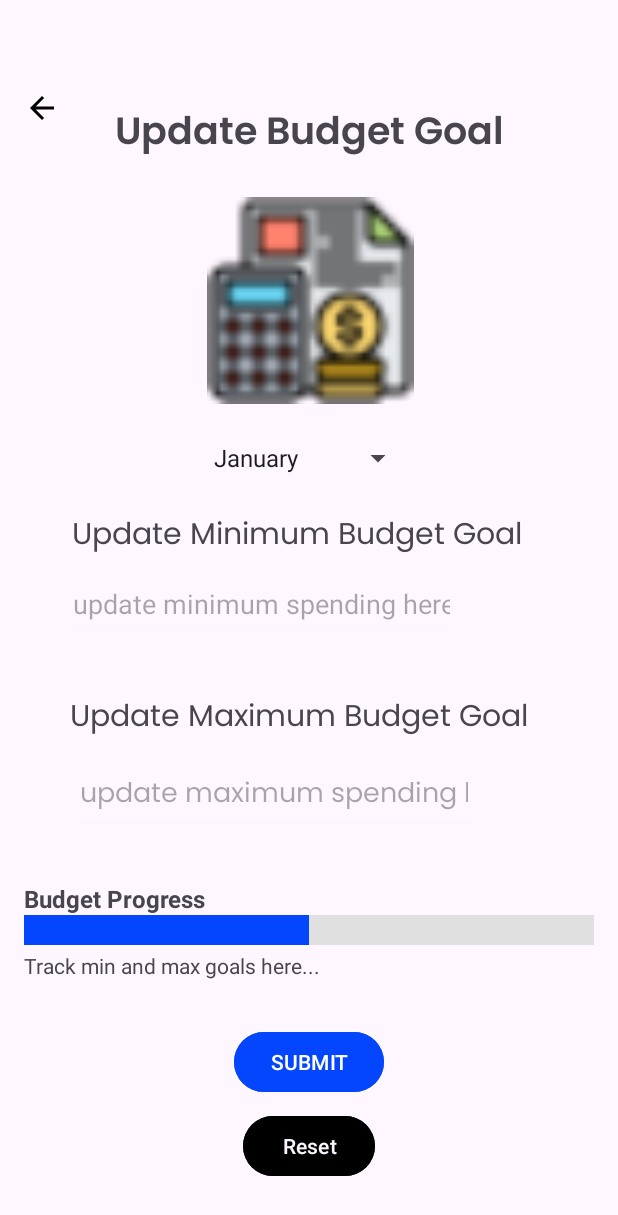
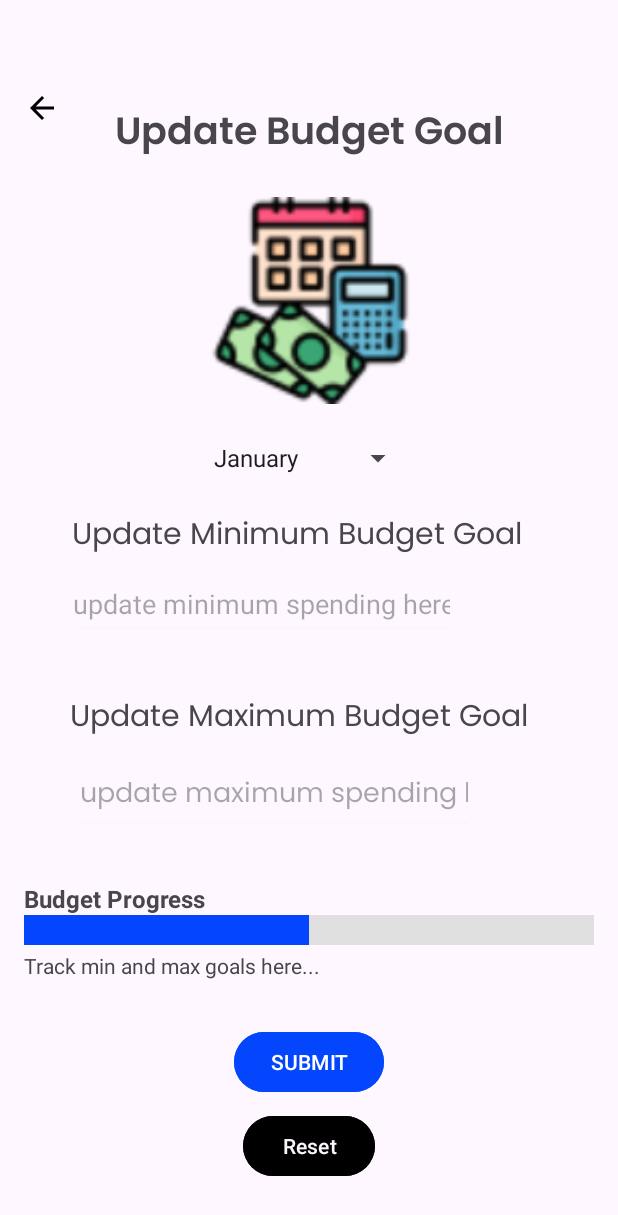
Before and after one commit to Nhletelo/ST10373314_OPSC6311, an Android app: the BudgetGoalSetup screen opened directly, with no data from a screen before it, on a phone screen of 412 x 824 dp. Shown: the top 1215 px of the screen. Run offline under Robolectric (Android 15) with nearby library versions, the phone set to English and light mode, and no system bars; libraries missing offline, so code that uses them is left out: com.example; 6 statements that could not run were skipped.

Commit message:
i changed the logo icon

```diff
--- a/app/src/main/res/layout/activity_budget_goal_setup.xml
+++ b/app/src/main/res/layout/activity_budget_goal_setup.xml
@@ -123,7 +123,7 @@
         app:layout_constraintEnd_toEndOf="parent"
         app:layout_constraintStart_toStartOf="parent"
         app:layout_constraintTop_toBottomOf="@+id/textView14"
-        app:srcCompat="@drawable/budget_app" />
+        app:srcCompat="@drawable/monthly_budget" />
 
     <!-- Spinner for Month -->
 
```
Also changed, not shown: app/src/main/res/drawable/budget_icon.png (added), app/src/main/res/drawable/coinwatch_launcher.png (added), app/src/main/res/drawable/monthly_budget.png (added).
